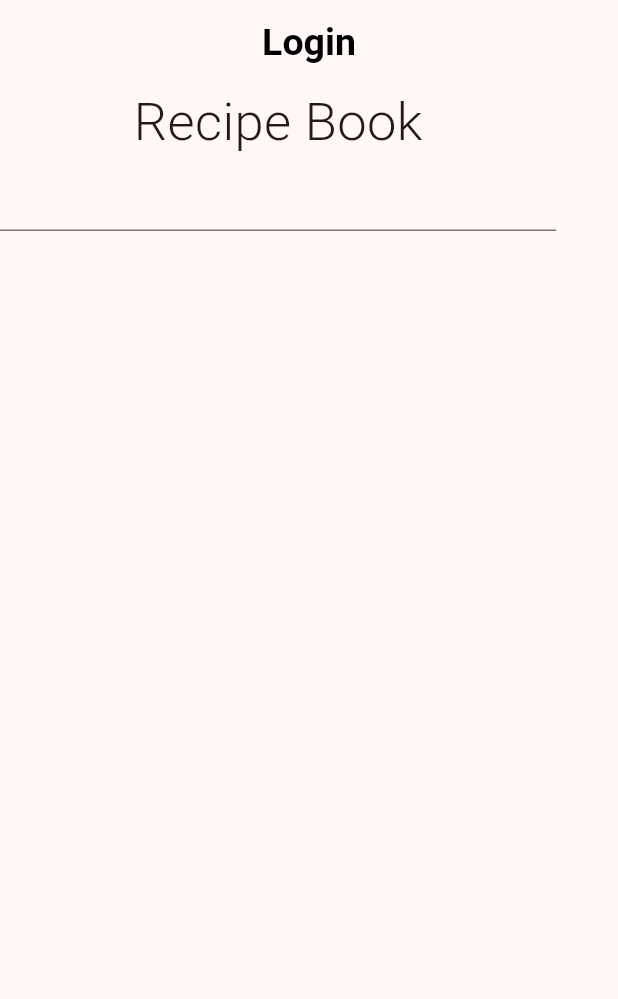
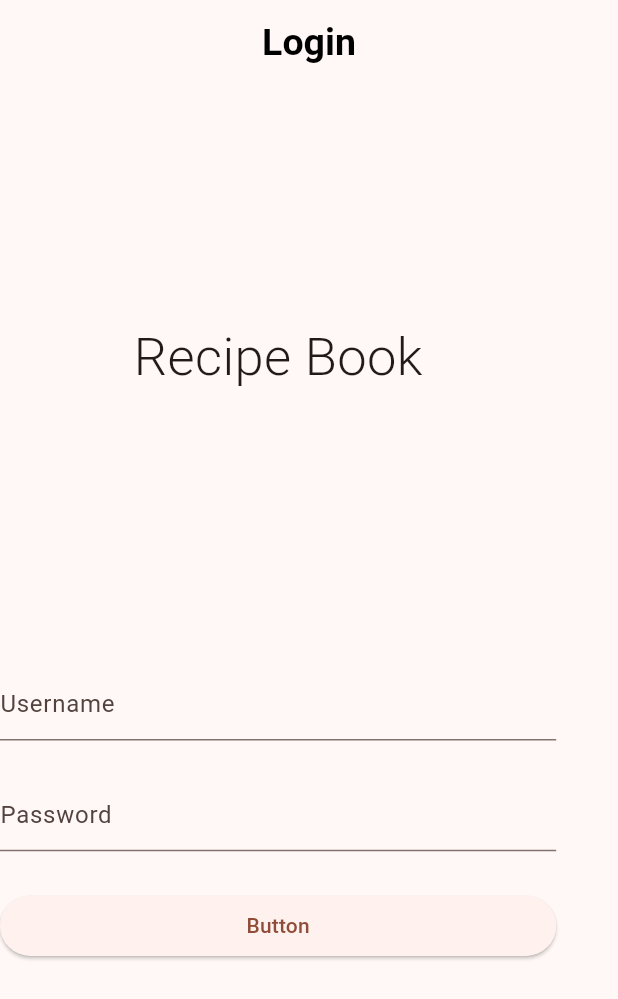
Before and after one commit to jamydevelop/Flutter-Android-Recipes-App, a Flutter app: the screen it shows after launch, on a phone screen of 412 x 824 dp. Shown: the top 999 px of the screen. Run offline on Flutter 3.47's test engine with Material 3 defaults, Android fonts, the phone set to English and light mode, and no system bars.

Commit message:
added Form on the Login Page

```diff
--- a/recipes_app/lib/pages/login_page.dart
+++ b/recipes_app/lib/pages/login_page.dart
@@ -22,7 +22,7 @@ class _LoginPageState extends State<LoginPage> {
   Widget _buildUI() {
     return Column(
       mainAxisSize: MainAxisSize.max,
-      mainAxisAlignment: MainAxisAlignment.start,
+      mainAxisAlignment: MainAxisAlignment.spaceEvenly,
       crossAxisAlignment: CrossAxisAlignment.center,
       children: [
         //Container(),
@@ -43,7 +43,32 @@ class _LoginPageState extends State<LoginPage> {
     return SizedBox(
       width: MediaQuery.sizeOf(context).width * 0.90,
       height: MediaQuery.sizeOf(context).height * 0.30,
-      child: TextFormField(),
+      child: Form(
+        child: Column(
+          mainAxisSize: MainAxisSize.max,
+          mainAxisAlignment: MainAxisAlignment.spaceEvenly,
+          crossAxisAlignment: CrossAxisAlignment.center,
+          children: <Widget>[
+            TextFormField(
+              decoration: const InputDecoration(hintText: 'Username'),
+            ),
+            TextFormField(
+              decoration: const InputDecoration(hintText: 'Password'),
+            ),
+            _loginButton(),
+          ],
+        ),
+      ),
+    );
+  }
+
+  Widget _loginButton() {
+    return SizedBox(
+      width: MediaQuery.sizeOf(context).width * 60,
+      child: ElevatedButton(
+        onPressed: () {},
+        child: const Text('Button'),
+      ),
     );
   }
 }
```
